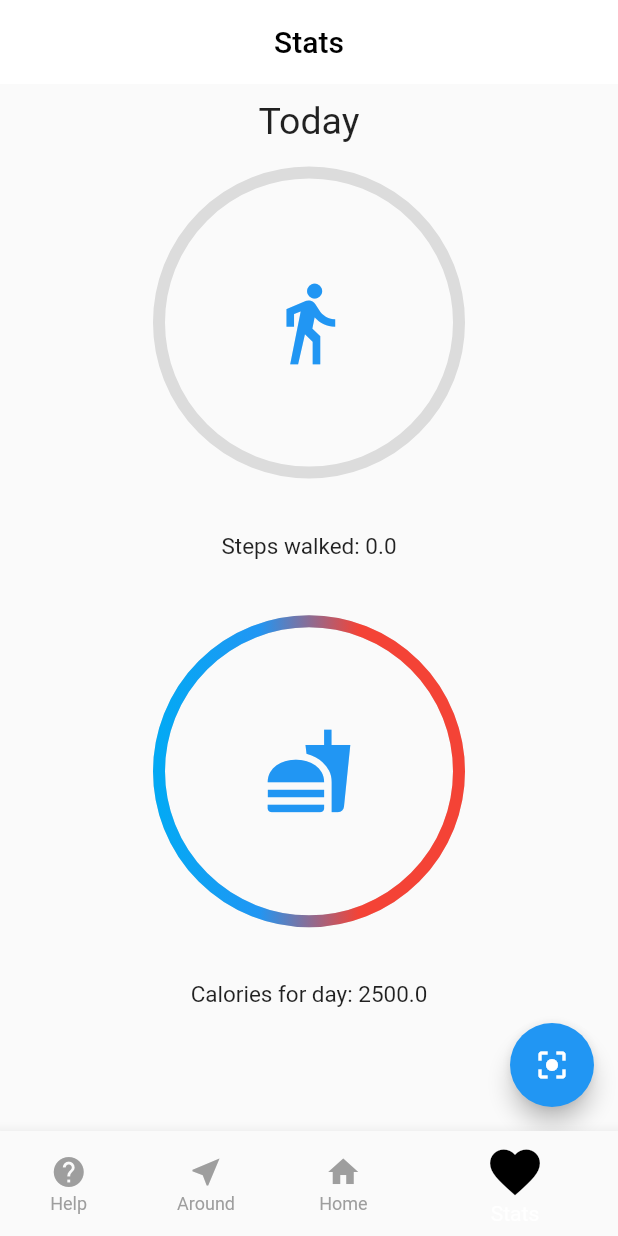
After one commit to ThugsOfFirangistan/HealthZ, a Flutter app: the screen it shows after launch, item 4 of the bottom bar chosen, after a tap on the "center focus strong" icon, on a phone screen of 412 x 824 dp. The commit adds this screen. Run offline on Flutter 3.47's test engine with Material 2 defaults, Android fonts, the phone set to English and light mode, and no system bars; our stand-ins replace flutter_spinkit, pedometer, shared_preferences, toast; missing offline and left inert: bip39, bitcoin_flutter, flutter_dialogflow, flutter_inappwebview, web3dart; network calls fail; project files that could hold a hidden picture were left out.

Commit message:
Adding Stats Page

```diff
--- /dev/null
+++ b/lib/Screens/HealthStats.dart
@@ -0,0 +1,132 @@
+import 'package:flutter/material.dart';
+import 'package:pedometer/pedometer.dart';
+import 'package:healthz/charts.dart';
+import 'dart:async';
+
+class HealthStatsPage extends StatefulWidget {
+  @override
+  _HealthStatsPageState createState() => _HealthStatsPageState();
+}
+
+class _HealthStatsPageState extends State<HealthStatsPage> {
+  Pedometer _pedometer;
+  StreamSubscription<int> _subscription;
+  String _stepCountValue = '0.0';
+  double stepcap = 4000;
+  double calcount = 0;
+  int calcap = 2500;
+  String foodcal = '0.0';
+  double inputcal = 0.0;
+  @override
+  void initState() {
+    super.initState();
+    initPlatformState();
+  }
+
+  Future<void> initPlatformState() async {
+    startListening();
+  }
+
+  void onData(int stepCountValue) {
+    print(stepCountValue);
+  }
+
+  void startListening() {
+    _pedometer = new Pedometer();
+    _subscription = _pedometer.pedometerStream.listen(_onData,
+        onError: _onError, onDone: _onDone, cancelOnError: true);
+  }
+
+  void stopListening() {
+    _subscription.cancel();
+  }
+
+  void _onData(int stepCountValue) async {
+    setState(() => _stepCountValue = "$stepCountValue");
+    setState(() => calcount = calcap - stepCountValue * 0.04);
+  }
+
+  void _onDone() => print("Finished pedometer tracking");
+
+  void _onError(error) => print("Flutter Pedometer Error: $error");
+
+  @override
+  Widget build(BuildContext context) {
+    return new MaterialApp(
+      home: new Scaffold(
+        appBar: new AppBar(
+          title: Center(
+            child: Text(
+              'Stats',
+              style: TextStyle(color: Colors.black),
+            ),
+          ),
+          elevation: 0,
+          backgroundColor: Colors.white,
+        ),
+        body: Column(
+          children: <Widget>[
+            SizedBox(
+              height: 10,
+            ),
+            Text(
+              "Today",
+              style: TextStyle(
+                fontSize: 25,
+              ),
+            ),
+            SizedBox(
+              height: 20,
+            ),
+            Column(
+              crossAxisAlignment: CrossAxisAlignment.center,
+              mainAxisAlignment: MainAxisAlignment.center,
+              children: <Widget>[
+                RadialProgress(
+                  goalCompleted: double.parse(_stepCountValue) / stepcap,
+                  isWalk: true,
+                ),
+                Container(
+                  padding: EdgeInsets.only(top: 40),
+                  alignment: Alignment.center,
+                  width: 0.5 * MediaQuery.of(context).size.width,
+                  child: Text('Steps walked: $_stepCountValue',
+                      style: TextStyle(fontSize: 15)),
+                ),
+                Container(
+                  height: (0.1) * MediaQuery.of(context).size.width,
+                ),
+                RadialProgress(
+                  goalCompleted:
+                      (2500 - inputcal - double.parse(_stepCountValue) * 0.04) /
+                          calcap,
+                  isWalk: false,
+                ),
+                Container(
+                  padding: EdgeInsets.only(top: 40),
+                  alignment: Alignment.center,
+                  width: 0.5 * MediaQuery.of(context).size.width,
+                  child: Text('Calories for day: $calcount',
+                      style: TextStyle(fontSize: 15)),
+                )
+              ],
+            ),
+          ],
+        ),
+        floatingActionButton: new FloatingActionButton(
+          child: new Icon(Icons.center_focus_strong),
+          onPressed: () async {
+            setState(() {
+              inputcal = inputcal + double.parse(foodcal);
+            });
+            double netip =
+                2500 - inputcal - double.parse(_stepCountValue) * 0.04;
+            setState(() {
+              calcount = netip;
+            });
+          },
+        ),
+      ),
+    );
+  }
+}
--- /dev/null
+++ b/lib/charts.dart
@@ -0,0 +1,107 @@
+import 'package:flutter/material.dart';
+import 'package:vector_math/vector_math_64.dart' as math;
+
+class RadialProgress extends StatefulWidget {
+  final double goalCompleted;
+  final bool isWalk;
+  RadialProgress({this.goalCompleted, this.isWalk});
+
+  @override
+  _RadialProgressState createState() => _RadialProgressState();
+}
+
+class _RadialProgressState extends State<RadialProgress>
+    with SingleTickerProviderStateMixin {
+  AnimationController _radialProgressAnimationController;
+  Animation<double> _progressAnimation;
+  final Duration fadeInDuration = Duration(milliseconds: 500);
+  final Duration fillDuration = Duration(seconds: 2);
+
+  double progressDegrees = 0;
+  var count = 0;
+
+  @override
+  void initState() {
+    super.initState();
+    _radialProgressAnimationController =
+        AnimationController(vsync: this, duration: fillDuration);
+    _progressAnimation = Tween(begin: 0.0, end: 360.0).animate(CurvedAnimation(
+        parent: _radialProgressAnimationController, curve: Curves.easeIn))
+      ..addListener(() {
+        setState(() {
+          progressDegrees = widget.goalCompleted * _progressAnimation.value;
+        });
+      });
+
+    _radialProgressAnimationController.forward();
+  }
+
+  @override
+  void dispose() {
+    _radialProgressAnimationController.dispose();
+    super.dispose();
+  }
+
+  @override
+  Widget build(BuildContext context) {
+    return CustomPaint(
+      child: Stack(
+        children: <Widget>[
+          Container(
+        height: 200.0,
+        width: 200.0,
+        padding: EdgeInsets.symmetric(vertical: 40.0),
+        child: AnimatedOpacity(
+          opacity: progressDegrees > 30 ? 1.0 : 0.0,
+          duration: fadeInDuration,
+        ),
+      ),
+      Container(
+        height: 200.0,
+        width: 200.0,
+        child: widget.isWalk == true ? Icon(Icons.directions_walk, color: Colors.blue, size: 60) : Icon(Icons.fastfood, color: Colors.blue, size: 60 ,)
+      )
+        ],
+      ),
+      painter: RadialPainter(progressDegrees, widget.isWalk),
+    );
+  }
+}
+
+class RadialPainter extends CustomPainter {
+  double progressInDegrees;
+  bool isReverse;
+
+  RadialPainter(this.progressInDegrees, this.isReverse);
+
+  @override
+  void paint(Canvas canvas, Size size) {
+    Paint paint = Paint()
+      ..color = Colors.black12
+      ..strokeCap = StrokeCap.round
+      ..style = PaintingStyle.stroke
+      ..strokeWidth = 8.0;
+
+    Offset center = Offset(size.width / 2, size.height / 2);
+    canvas.drawCircle(center, size.width / 2, paint);
+    Paint progressPaint = Paint()
+      ..shader = LinearGradient(
+              colors: isReverse == false ? [Colors.lightBlue, Colors.blue, Colors.red, Colors.red] : [Colors.red, Colors.lightBlue, Colors.blue])
+          .createShader(Rect.fromCircle(center: center, radius: size.width / 2))
+      ..strokeCap = StrokeCap.round
+      ..style = PaintingStyle.stroke
+      ..strokeWidth = 8.0;
+
+    canvas.drawArc(
+        Rect.fromCircle(center: center, radius: size.width / 2),
+        math.radians(-90),
+        math.radians(progressInDegrees),
+        false,
+        progressPaint);
+  }
+
+  @override
+  bool shouldRepaint(CustomPainter oldDelegate) {
+    return true;
+  }
+}
--- a/lib/main.dart
+++ b/lib/main.dart
@@ -1,5 +1,6 @@
 import 'package:flutter/material.dart';
 import 'package:healthz/Screens/Around.dart';
+import 'package:healthz/Screens/HealthStats.dart';
 import 'package:healthz/Screens/Home.dart';
 import 'package:healthz/Screens/SymptomsPage.dart';
 import 'package:healthz/Screens/PreventionPage.dart';
@@ -31,7 +32,7 @@ class _MyStatefulWidgetState extends State<MyStatefulWidget> {
   int _selectedIndex = 0;
   static const TextStyle optionStyle =
       TextStyle(fontSize: 30, fontWeight: FontWeight.bold, color: Colors.black);
-  List<Widget> _widgetOptions = [Help(), Around(), Home()];
+  List<Widget> _widgetOptions = [Help(), Around(), Home(), HealthStatsPage()];
 
   void _onItemTapped(int index) {
     setState(() {
@@ -59,6 +60,10 @@ class _MyStatefulWidgetState extends State<MyStatefulWidget> {
             icon: Icon(Icons.home),
             title: Text('Home'),
           ),
+          BottomNavigationBarItem(
+            icon: Icon(Icons.favorite),
+            title: Text('Stats'),
+          ),
         ],
         unselectedItemColor: Colors.grey,
         currentIndex: _selectedIndex,
--- a/pubspec.yaml
+++ b/pubspec.yaml
@@ -45,6 +45,7 @@ dependencies:
     git:
       url: https://github.com/pichillilorenzo/flutter_inappwebview.git
       ref: master
+  pedometer: ^1.0.0
 
 dev_dependencies:
   flutter_test:
```
Also changed, not shown: pubspec.lock, 1 other file.
